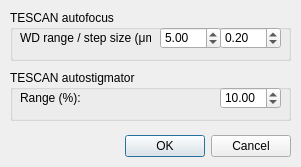
Above: gui/autofocus_tescan_params_dlg.ui from SBEMimage/SBEMimage before the change. Below: the same form after it.
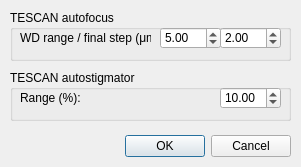
That is the form after the change.

Commit message: Allow calls to TESCAN autofocus from acquisition cycle; Adjust TESCAN interface

The edit to the form file:
```diff
--- a/gui/autofocus_tescan_params_dlg.ui
+++ b/gui/autofocus_tescan_params_dlg.ui
@@ -102,7 +102,7 @@
      </rect>
     </property>
     <property name="text">
-     <string>WD range / step size (μm):</string>
+     <string>WD range / final step (μm):</string>
     </property>
    </widget>
    <widget class="QDoubleSpinBox" name="doubleSpinBox_WDrange">
@@ -140,13 +140,13 @@
      <double>0.000000000000000</double>
     </property>
     <property name="maximum">
-     <double>1.000000000000000</double>
+     <double>5.000000000000000</double>
     </property>
     <property name="singleStep">
      <double>0.100000000000000</double>
     </property>
     <property name="value">
-     <double>0.200000000000000</double>
+     <double>2.000000000000000</double>
     </property>
    </widget>
   </widget>
```
Left out of the diff: 2 changed lines with no effect on the pictures. The commit also changes 5 other files.
